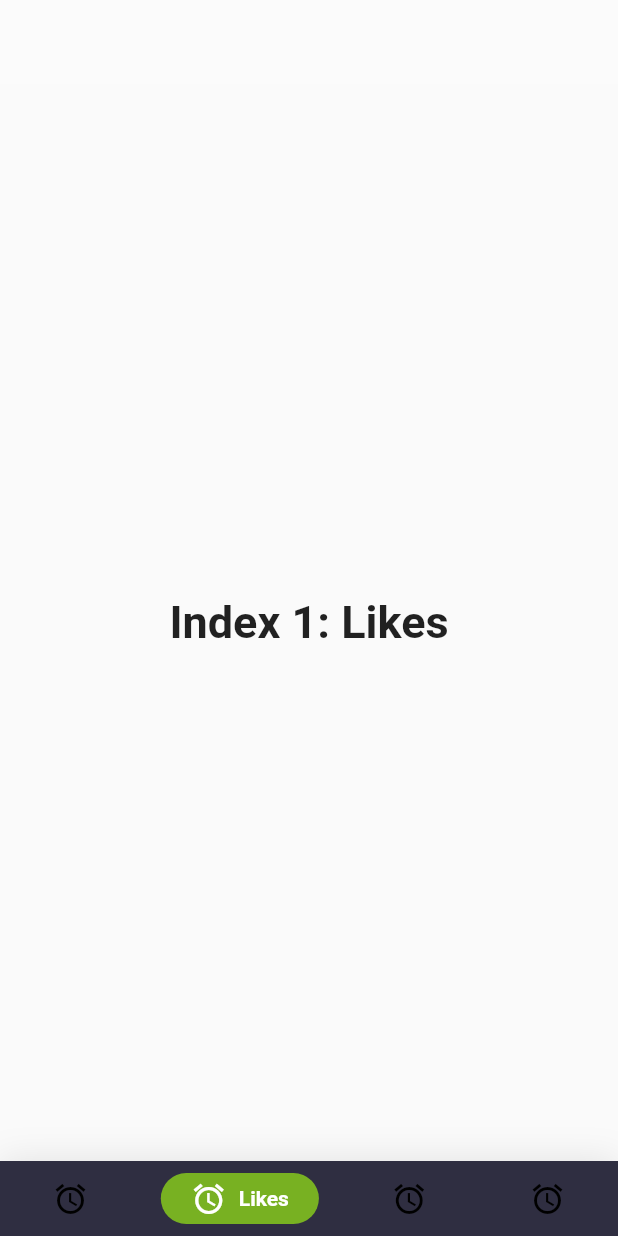
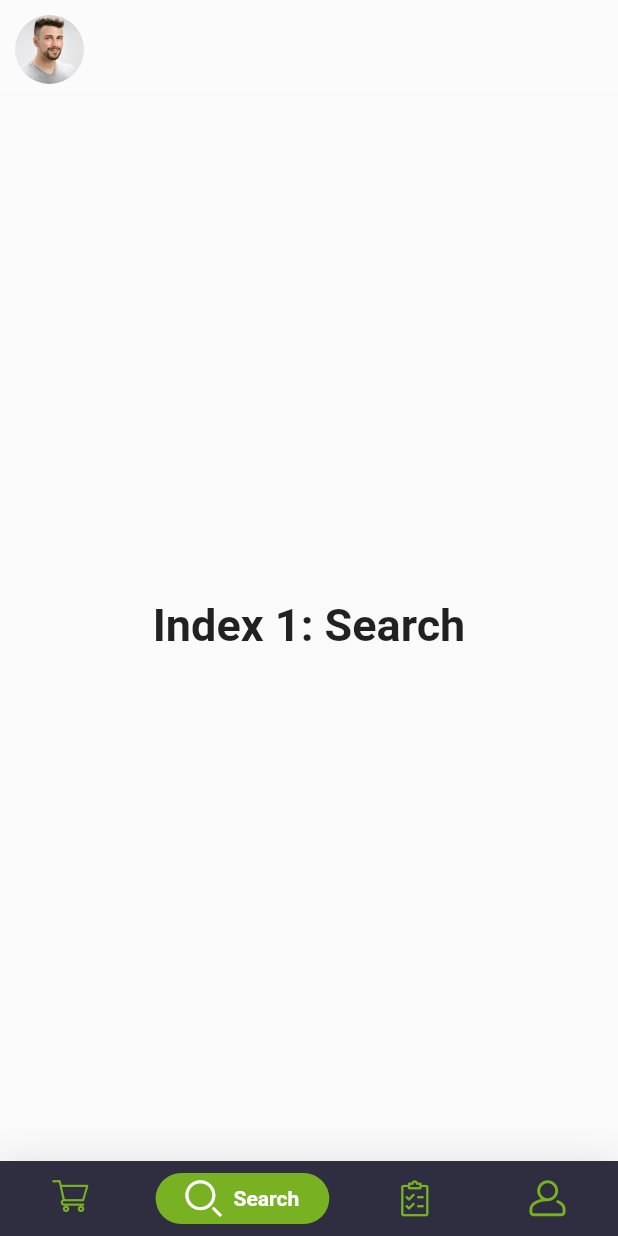
Before and after one commit to somiparna/Agrivator-Flash, a Flutter app: the screen it shows after launch, item 2 of the bottom bar chosen, on a phone screen of 412 x 824 dp. Run offline on Flutter 3.47's test engine with Material 2 defaults, Android fonts, the phone set to English and light mode, and no system bars; drawn by our look-alikes of google_nav_bar.

Commit message:
HomeScreen and HomeTab Completed
The Search in the Home screen is not implemented.

```diff
--- a/lib/HomeScreen.dart
+++ b/lib/HomeScreen.dart
@@ -1,7 +1,8 @@
 import 'package:flutter/material.dart';
-import 'Stores/Fruits.dart';
+import 'agri_icons.dart';
 import 'package:google_nav_bar/google_nav_bar.dart';
 import 'Tabs/Hometab.dart';
+import 'Tabs/SearchTab.dart';
 
 class HomeScreen extends StatefulWidget {
   @override
@@ -14,25 +15,43 @@ class _HomeScreenState extends State<HomeScreen> {
       TextStyle(fontSize: 30, fontWeight: FontWeight.bold);
   final _page = <Widget>[
     HomeTab(),
+SearchTab(),
     Text(
-      'Index 1: Likes',
+      'Index 2: List',
       style: optionStyle,
     ),
     Text(
-      'Index 2: Search',
-      style: optionStyle,
-    ),
-    Text(
-      'Index 3: Profile',
+      'Index 3: User Profile',
       style: optionStyle,
     ),
   ];
+
+
   @override
   Widget build(BuildContext context) {
     return Scaffold(
-      appBar: AppBar(
-        backgroundColor: Colors.white10,
-        elevation: 0,
+      appBar: PreferredSize(
+        preferredSize: Size.fromHeight(60.0),
+        child: Center(
+          child: AppBar(
+            leading: new Padding(
+              padding: const EdgeInsets.only(left: 10,top: 10),
+              child: new Container(
+                  width: 10.0,
+                  height: 10.0,
+                  decoration: new BoxDecoration(
+                      shape: BoxShape.circle,
+                      image: new DecorationImage(
+                          fit: BoxFit.fill,
+                          image: AssetImage('images/user.jpg')
+                      )
+                  )),
+            ),
+            backgroundColor: Colors.white10,
+            elevation: 0,
+
+          ),
+        ),
       ),
       body: Center(
         child: _page[_selectedIndex],
@@ -53,19 +72,23 @@ class _HomeScreenState extends State<HomeScreen> {
                 tabBackgroundColor: Theme.of(context).primaryColor,
                 tabs: [
                   GButton(
-                    icon: Icons.access_alarm,
+                    iconColor: Theme.of(context).primaryColor,
+                    icon: Agri.shopping_cart,
                     text: 'Home',
                   ),
                   GButton(
-                    icon: Icons.access_alarm,
-                    text: 'Likes',
-                  ),
-                  GButton(
-                    icon: Icons.access_alarm,
+                    iconColor: Theme.of(context).primaryColor,
+                    icon: Agri.search,
                     text: 'Search',
                   ),
                   GButton(
-                    icon: Icons.access_alarm,
+                    iconColor: Theme.of(context).primaryColor,
+                    icon: Agri.shopping_list,
+                    text: 'List',
+                  ),
+                  GButton(
+                    iconColor: Theme.of(context).primaryColor,
+                    icon: Agri.user,
                     text: 'Profile',
                   ),
                 ],
--- /dev/null
+++ b/lib/Tabs/SearchTab.dart
@@ -0,0 +1,22 @@
+import 'package:flutter/material.dart';
+
+class SearchTab extends StatefulWidget {
+  @override
+  _SearchTabState createState() => _SearchTabState();
+}
+
+class _SearchTabState extends State<SearchTab> {
+  @override
+  Widget build(BuildContext context) {
+    return Scaffold(
+      body: Container(
+        child: Center(
+          child: Text(
+            'Index 1: Search',
+            style: TextStyle(fontSize: 30, fontWeight: FontWeight.bold),
+          ),
+        ),
+      ),
+    );
+  }
+}
--- /dev/null
+++ b/lib/agri_icons.dart
@@ -0,0 +1,28 @@
+/// Flutter icons Agri
+/// Copyright (C) 2020 by original authors @ fluttericon.com, fontello.com
+/// This font was generated by FlutterIcon.com, which is derived from Fontello.
+///
+/// To use this font, place it in your fonts/ directory and include the
+/// following in your pubspec.yaml
+///
+/// flutter:
+///   fonts:
+///    - family:  Agri
+///      fonts:
+///       - asset: fonts/Agri.ttf
+///
+///
+///
+import 'package:flutter/widgets.dart';
+
+class Agri {
+  Agri._();
+
+  static const _kFontFam = 'Agri';
+
+  static const IconData mapsflags = IconData(0xe800, fontFamily: _kFontFam);
+  static const IconData search = IconData(0xe801, fontFamily: _kFontFam);
+  static const IconData shopping_cart = IconData(0xe802, fontFamily: _kFontFam);
+  static const IconData shopping_list = IconData(0xe803, fontFamily: _kFontFam);
+  static const IconData user = IconData(0xe804, fontFamily: _kFontFam);
+}
--- a/lib/main.dart
+++ b/lib/main.dart
@@ -4,7 +4,6 @@ import 'HomeScreen.dart';
 void main() => runApp(MyApp());
 
 class MyApp extends StatelessWidget {
-  // This widget is the root of your application.
   @override
   Widget build(BuildContext context) {
     return MaterialApp(
```
Also changed, not shown: lib/Tabs/Hometab.dart (+19 -0 lines), pubspec.yaml (+7 -15 lines), icon/Agri.ttf (added), images/user.jpg (added).
